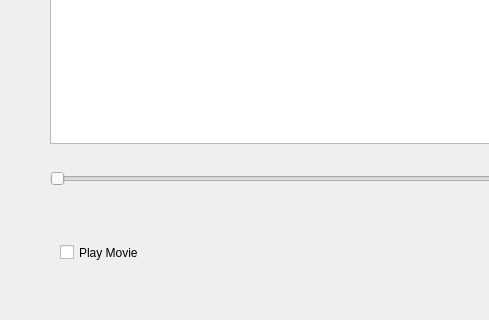
Old version of the form QCaesarTemplate.ui in the repository Geo-X-Hackathon/PyCaesar; both pictures show x 0 to 489 and y 696 to 1016 of the 901 by 1016 pixel window.
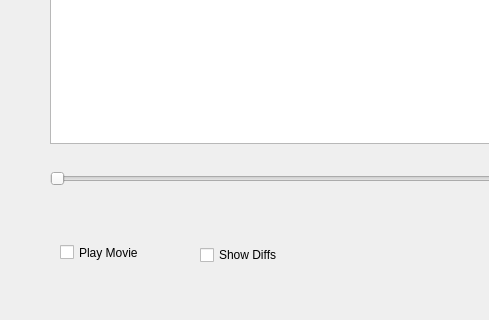
New version of the form. Custom widgets are drawn as their Qt base class.

Commit message: inlcude diff mode/button

```diff
--- a/QCaesarTemplate.ui
+++ b/QCaesarTemplate.ui
@@ -83,6 +83,19 @@
      <string>Frame No.</string>
     </property>
    </widget>
+   <widget class="QCheckBox" name="diffBox">
+    <property name="geometry">
+     <rect>
+      <x>200</x>
+      <y>940</y>
+      <width>99</width>
+      <height>22</height>
+     </rect>
+    </property>
+    <property name="text">
+     <string>Show Diffs</string>
+    </property>
+   </widget>
   </widget>
   <widget class="QMenuBar" name="menubar">
    <property name="geometry">
```
The commit also changes 2 other files.
